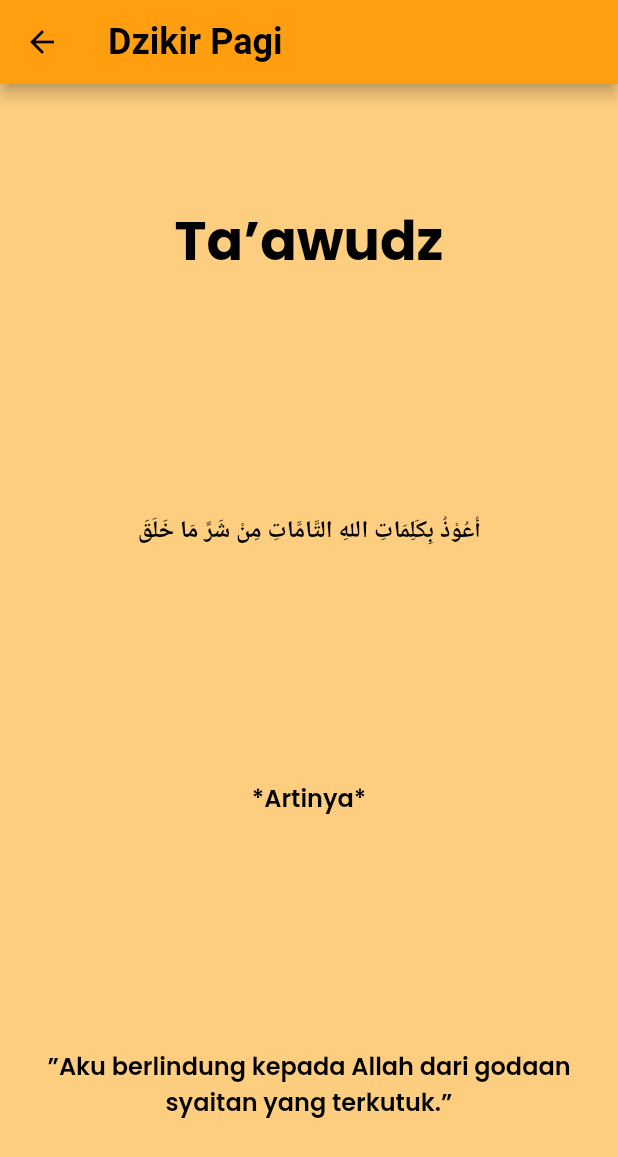
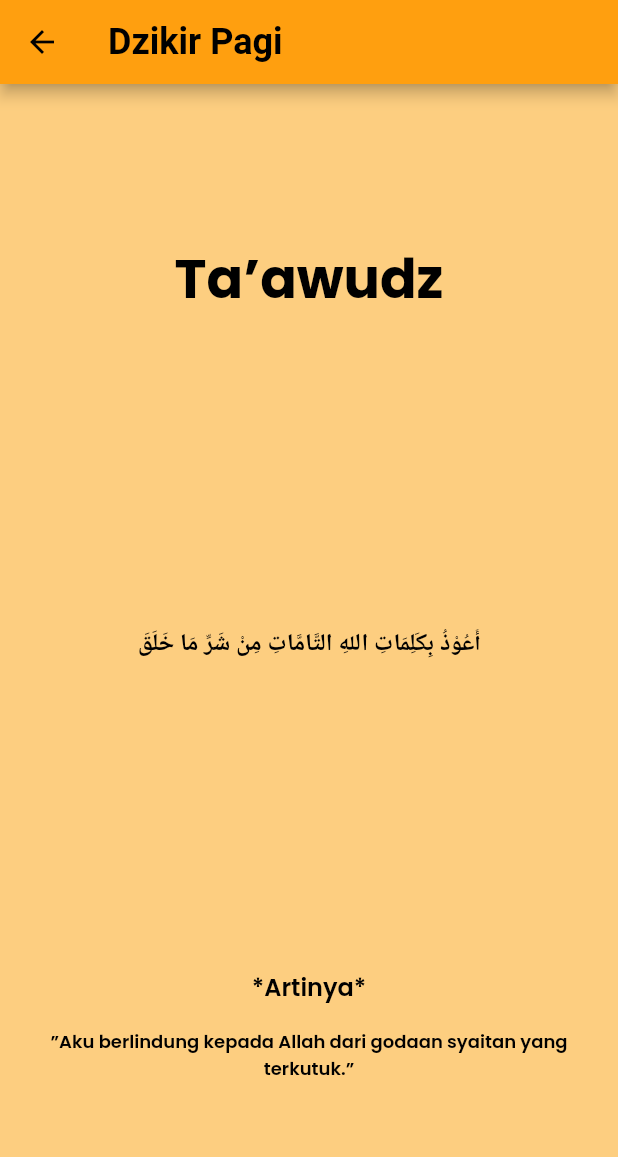
Before and after one commit to risdatamamal/otakemas, a Flutter app: the DzikirPagiBodyPage screen opened directly with sample values from the repository, on a phone screen of 412 x 824 dp. Shown: the top 1157 px of the screen. Run offline on Flutter 3.47's test engine with Material 2 defaults, Android fonts, the phone set to English and light mode, and no system bars; our stand-ins replace flutter_spinkit, get, google_fonts, image_picker, shared_preferences, supercharged; missing offline and left inert: flutter_barcode_scanner; accounts and stored records are empty.

Commit message:
Fixed widget on Dzikir Pagi and Dzikir Petang

```diff
--- a/lib/pages/dzikir_pagi/dzikir_pagi_body_page.dart
+++ b/lib/pages/dzikir_pagi/dzikir_pagi_body_page.dart
@@ -13,7 +13,8 @@ class DzikirPagiBodyPage extends StatelessWidget {
         leading: IconButton(
           icon: Icon(Icons.arrow_back, color: black),
           onPressed: () {
-            Navigator.push(context, MaterialPageRoute(builder: (c) => DzikirPage()));
+            Navigator.push(
+                context, MaterialPageRoute(builder: (c) => DzikirPage()));
           },
         ),
         backgroundColor: mainColor,
@@ -28,6 +29,8 @@ class DzikirPagiBodyPage extends StatelessWidget {
             mainAxisAlignment: MainAxisAlignment.spaceAround,
             crossAxisAlignment: CrossAxisAlignment.center,
             children: [
+              Column(
+                children: [
                   Padding(
                     padding: const EdgeInsets.all(8.0),
                     child: Text(
@@ -40,7 +43,7 @@ class DzikirPagiBodyPage extends StatelessWidget {
                       textAlign: TextAlign.center,
                     ),
                   ),
-              if(dzikirPagiModel.note != '')
+                  if (dzikirPagiModel.note != '')
                     Padding(
                       padding: const EdgeInsets.all(8.0),
                       child: Text(
@@ -54,6 +57,8 @@ class DzikirPagiBodyPage extends StatelessWidget {
                         textAlign: TextAlign.center,
                       ),
                     ),
+                ],
+              ),
               Padding(
                 padding: const EdgeInsets.all(8.0),
                 child: Text(
@@ -66,6 +71,8 @@ class DzikirPagiBodyPage extends StatelessWidget {
                   textAlign: TextAlign.center,
                 ),
               ),
+              Column(
+                children: [
                   Padding(
                     padding: const EdgeInsets.all(8.0),
                     child: Text(
@@ -84,11 +91,13 @@ class DzikirPagiBodyPage extends StatelessWidget {
                       dzikirPagiModel.artinya,
                       style: GoogleFonts.poppins(
                         color: black,
-                    fontSize: 16,
+                        fontSize: 12,
                         fontWeight: FontWeight.w600,
                       ),
                       textAlign: TextAlign.center,
                     ),
+                  ),
+                ],
               ),
             ],
           ),
```
Also changed, not shown: lib/pages/dzikir_petang/dzikir_petang_body_page.dart (+10 -2 lines). Lines whose indentation alone changed are shown as unchanged.
